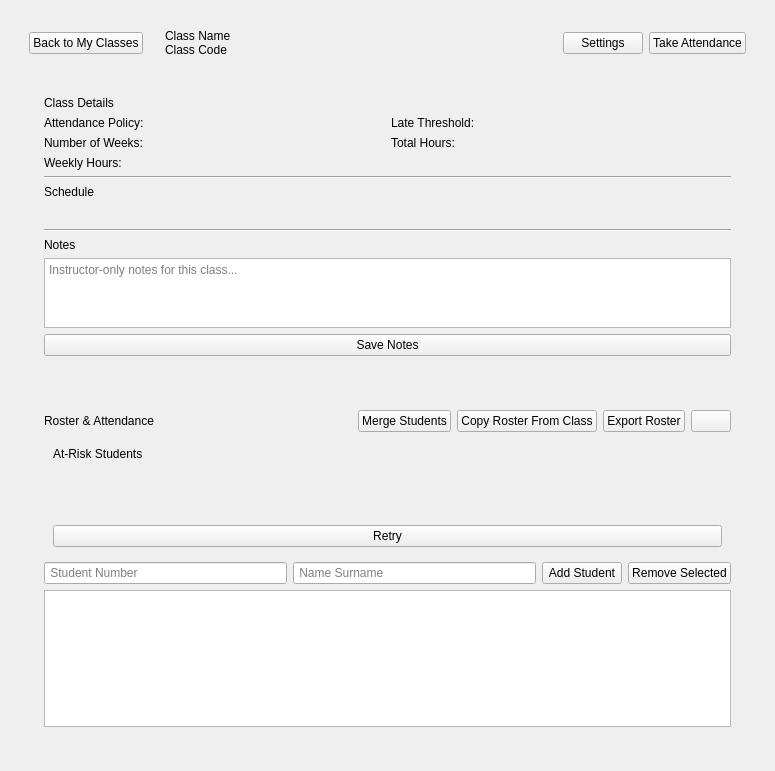
The window that ui/class_window.ui (imndllnuri/students-attendance-app) describes before a commit, drawn with Qt 5.
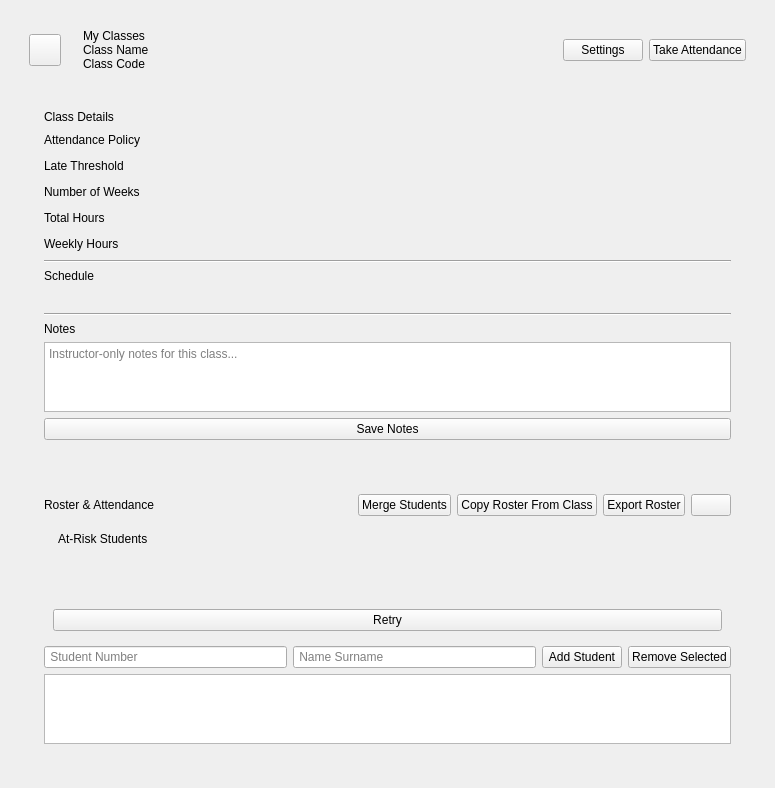
The same window after the commit.

Commit message: Kintsugi redesign Phase 3: Class Window breadcrumb + Info panel

Patch:
```diff
--- a/ui/class_window.ui
+++ b/ui/class_window.ui
@@ -22,9 +22,18 @@
         <layout class="QHBoxLayout" name="class_header_layout">
          <item>
           <widget class="QPushButton" name="back_to_my_classes_btn">
-           <property name="text">
+           <property name="minimumSize">
+            <size><width>32</width><height>32</height></size>
+           </property>
+           <property name="maximumSize">
+            <size><width>32</width><height>32</height></size>
+           </property>
+           <property name="toolTip">
             <string>Back to My Classes</string>
            </property>
+           <property name="text">
+            <string/>
+           </property>
           </widget>
          </item>
          <item>
@@ -35,6 +44,13 @@
            <property name="leftMargin">
             <number>16</number>
            </property>
+           <item>
+            <widget class="QLabel" name="class_breadcrumb_lbl">
+             <property name="text">
+              <string>My Classes</string>
+             </property>
+            </widget>
+           </item>
            <item>
             <widget class="QLabel" name="class_name_header_lbl">
              <property name="text">
@@ -100,41 +116,42 @@
           </widget>
          </item>
          <item>
-          <layout class="QGridLayout" name="class_details_grid">
-           <item row="0" column="0">
-            <widget class="QLabel" name="attendance_policy_lbl">
-             <property name="text">
-              <string>Attendance Policy:</string>
-             </property>
-            </widget>
+          <layout class="QVBoxLayout" name="class_details_grid">
+           <property name="spacing"><number>6</number></property>
+           <item>
+            <layout class="QHBoxLayout" name="attendance_policy_row">
+             <item><widget class="QLabel" name="attendance_policy_key_lbl"><property name="text"><string>Attendance Policy</string></property><property name="fieldLabel" stdset="0"><bool>true</bool></property></widget></item>
+             <item><spacer name="attendance_policy_row_spacer"><property name="orientation"><enum>Qt::Horizontal</enum></property><property name="sizeType"><enum>QSizePolicy::Expanding</enum></property><property name="sizeHint" stdset="0"><size><width>40</width><height>20</height></size></property></spacer></item>
+             <item><widget class="QLabel" name="attendance_policy_lbl"><property name="text"><string/></property><property name="fieldValue" stdset="0"><bool>true</bool></property></widget></item>
+            </layout>
            </item>
-           <item row="0" column="1">
-            <widget class="QLabel" name="late_threshold_lbl">
-             <property name="text">
-              <string>Late Threshold:</string>
-             </property>
-            </widget>
+           <item>
+            <layout class="QHBoxLayout" name="late_threshold_row">
+             <item><widget class="QLabel" name="late_threshold_key_lbl"><property name="text"><string>Late Threshold</string></property><property name="fieldLabel" stdset="0"><bool>true</bool></property></widget></item>
+             <item><spacer name="late_threshold_row_spacer"><property name="orientation"><enum>Qt::Horizontal</enum></property><property name="sizeType"><enum>QSizePolicy::Expanding</enum></property><property name="sizeHint" stdset="0"><size><width>40</width><height>20</height></size></property></spacer></item>
+             <item><widget class="QLabel" name="late_threshold_lbl"><property name="text"><string/></property><property name="fieldValue" stdset="0"><bool>true</bool></property></widget></item>
+            </layout>
            </item>
-           <item row="1" column="0">
-            <widget class="QLabel" name="number_of_weeks_lbl">
-             <property name="text">
-              <string>Number of Weeks:</string>
-             </property>
-            </widget>
+           <item>
+            <layout class="QHBoxLayout" name="number_of_weeks_row">
+             <item><widget class="QLabel" name="number_of_weeks_key_lbl"><property name="text"><string>Number of Weeks</string></property><property name="fieldLabel" stdset="0"><bool>true</bool></property></widget></item>
+             <item><spacer name="number_of_weeks_row_spacer"><property name="orientation"><enum>Qt::Horizontal</enum></property><property name="sizeType"><enum>QSizePolicy::Expanding</enum></property><property name="sizeHint" stdset="0"><size><width>40</width><height>20</height></size></property></spacer></item>
+             <item><widget class="QLabel" name="number_of_weeks_lbl"><property name="text"><string/></property><property name="fieldValue" stdset="0"><bool>true</bool></property></widget></item>
+            </layout>
            </item>
-           <item row="1" column="1">
-            <widget class="QLabel" name="total_hours_lbl">
-             <property name="text">
-              <string>Total Hours:</string>
-             </property>
-            </widget>
+           <item>
+            <layout class="QHBoxLayout" name="total_hours_row">
+             <item><widget class="QLabel" name="total_hours_key_lbl"><property name="text"><string>Total Hours</string></property><property name="fieldLabel" stdset="0"><bool>true</bool></property></widget></item>
+             <item><spacer name="total_hours_row_spacer"><property name="orientation"><enum>Qt::Horizontal</enum></property><property name="sizeType"><enum>QSizePolicy::Expanding</enum></property><property name="sizeHint" stdset="0"><size><width>40</width><height>20</height></size></property></spacer></item>
+             <item><widget class="QLabel" name="total_hours_lbl"><property name="text"><string/></property><property name="fieldValue" stdset="0"><bool>true</bool></property></widget></item>
+            </layout>
            </item>
-           <item row="2" column="0">
-            <widget class="QLabel" name="weekly_hours_lbl">
-             <property name="text">
-              <string>Weekly Hours:</string>
-             </property>
-            </widget>
+           <item>
+            <layout class="QHBoxLayout" name="weekly_hours_row">
+             <item><widget class="QLabel" name="weekly_hours_key_lbl"><property name="text"><string>Weekly Hours</string></property><property name="fieldLabel" stdset="0"><bool>true</bool></property></widget></item>
+             <item><spacer name="weekly_hours_row_spacer"><property name="orientation"><enum>Qt::Horizontal</enum></property><property name="sizeType"><enum>QSizePolicy::Expanding</enum></property><property name="sizeHint" stdset="0"><size><width>40</width><height>20</height></size></property></spacer></item>
+             <item><widget class="QLabel" name="weekly_hours_lbl"><property name="text"><string/></property><property name="fieldValue" stdset="0"><bool>true</bool></property></widget></item>
+            </layout>
            </item>
           </layout>
          </item>
@@ -254,6 +271,11 @@
           <widget class="QWidget" name="at_risk_widget" native="true">
            <property name="visible"><bool>false</bool></property>
            <layout class="QVBoxLayout" name="at_risk_layout">
+            <property name="leftMargin"><number>14</number></property>
+            <property name="topMargin"><number>10</number></property>
+            <property name="rightMargin"><number>14</number></property>
+            <property name="bottomMargin"><number>10</number></property>
+            <property name="spacing"><number>4</number></property>
             <item>
              <widget class="QLabel" name="at_risk_title_lbl">
               <property name="text"><string>At-Risk Students</string></property>
```
The commit also changes 18 other files.
